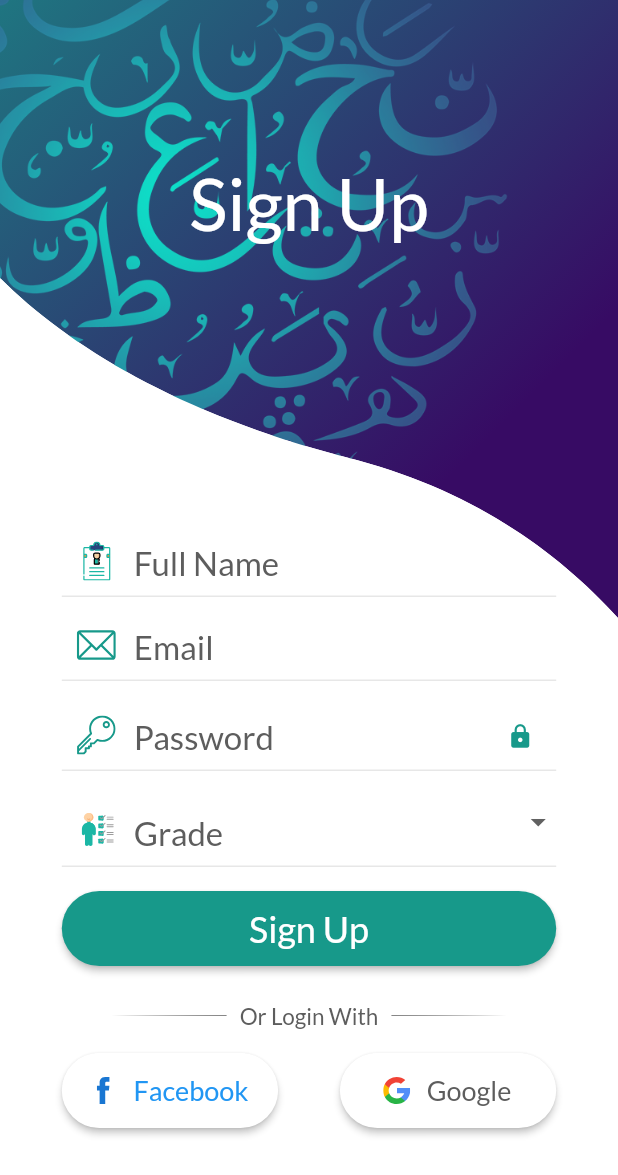
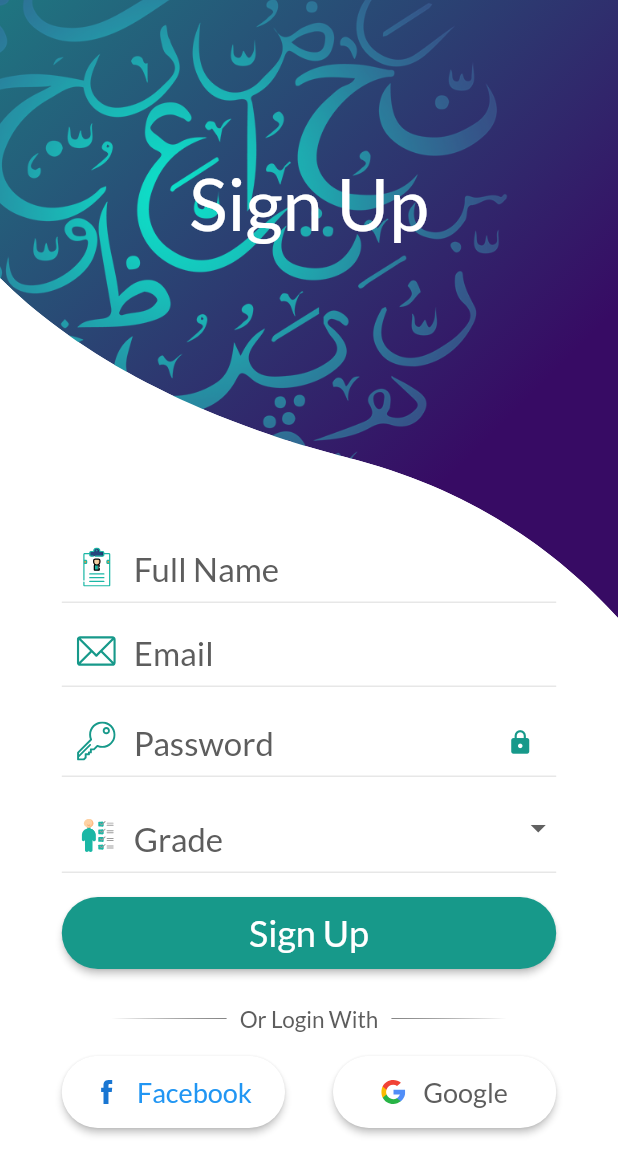
Before and after one commit to PeterAtger/dsp_student_application, a Flutter app: the screen it shows after launch, after a tap on "Sign Up", on a phone screen of 412 x 824 dp. Shown: the top 1175 px of the screen. Run offline on Flutter 3.47's test engine with Material 2 defaults, Android fonts, the phone set to English and light mode, and no system bars; our stand-ins replace auto_size_text, convex_bottom_bar, flutter_svg; missing offline and left inert: adobe_xd, auto_size_text_field.

Commit message:
Fixed Button Sizes / Layout

```diff
--- a/lib/Presentation/Pages/settings_screen/local_components/QuestionButton.dart
+++ b/lib/Presentation/Pages/settings_screen/local_components/QuestionButton.dart
@@ -13,7 +13,7 @@ class QuestionButton extends StatelessWidget {
   @override
   Widget build(BuildContext context) {
     return Container(
-      height: 52,
+      height: 48,
       width: size.width * 0.8,
       child: TextButton(
         style: ButtonStyle(
--- a/lib/Presentation/Pages/sign/components/button.dart
+++ b/lib/Presentation/Pages/sign/components/button.dart
@@ -20,7 +20,7 @@ class Button extends StatelessWidget {
   @override
   Widget build(BuildContext context) {
     return ConstrainedBox(
-      constraints: BoxConstraints.tightFor(width: size.width * 0.8, height: 50),
+      constraints: BoxConstraints.tightFor(width: size.width * 0.8, height: 48),
       child: ElevatedButton(
         onPressed: this.onButtonPress,
         child: Text(
--- a/lib/Presentation/Pages/sign/components/buttonicon.dart
+++ b/lib/Presentation/Pages/sign/components/buttonicon.dart
@@ -26,14 +26,10 @@ class ButtonIcon extends StatelessWidget {
 
   @override
   Widget build(BuildContext context) {
-    return ConstrainedBox(
-      constraints:
-          BoxConstraints.tightFor(width: size.width * 0.35, height: 50),
-      child: ElevatedButton.icon(
+    return ElevatedButton.icon(
       onPressed: onButtonPress,
       icon: Padding(
-          padding:
-              const EdgeInsets.only(top: 16, left: 0, right: 0, bottom: 16),
+        padding: const EdgeInsets.only(top: 16, left: 0, right: 0, bottom: 16),
         child: Container(
           width: 24,
           height: 24,
@@ -57,7 +53,6 @@ class ButtonIcon extends StatelessWidget {
           ),
         ),
       ),
-      ),
     );
   }
 }
--- a/lib/Presentation/Pages/sign/sign_in.dart
+++ b/lib/Presentation/Pages/sign/sign_in.dart
@@ -89,11 +89,13 @@ class _SignInState extends State<SignIn> {
                     height: 16,
                   ),
                   Container(
+                    height: 48,
                     width: size.width * 0.8,
                     child: Row(
-                      mainAxisAlignment: MainAxisAlignment.center,
                       children: [
-                        ButtonIcon(
+                        Expanded(
+                          flex: 1,
+                          child: ButtonIcon(
                             size: size,
                             text: 'Facebook',
                             icon: 'facebook',
@@ -103,10 +105,13 @@ class _SignInState extends State<SignIn> {
                             frame: AppColors.cWhite,
                             onButtonPress: () {},
                           ),
+                        ),
                         SizedBox(
-                          width: size.width * 0.1,
+                          width: 32,
                         ),
-                        ButtonIcon(
+                        Expanded(
+                          flex: 1,
+                          child: ButtonIcon(
                             size: size,
                             text: 'Google',
                             icon: 'googlee',
@@ -114,6 +119,7 @@ class _SignInState extends State<SignIn> {
                             textcolor: AppColors.cDarkGrey,
                             buttoncolor: AppColors.cWhite,
                             onButtonPress: () {},
+                          ),
                         ),
                       ],
                     ),
--- a/lib/Presentation/Pages/sign/sign_up.dart
+++ b/lib/Presentation/Pages/sign/sign_up.dart
@@ -180,20 +180,29 @@ class _SignUpState extends State<SignUp> {
                     height: 16,
                   ),
                   Container(
+                    height: 48,
                     width: size.width * 0.8,
                     child: Row(
-                      mainAxisAlignment: MainAxisAlignment.spaceBetween,
                       children: [
-                        ButtonIcon(
+                        Expanded(
+                          flex: 1,
+                          child: ButtonIcon(
                             size: size,
                             text: 'Facebook',
                             icon: 'facebook',
                             iconcolor: Colors.blue,
                             textcolor: Colors.blue,
                             buttoncolor: AppColors.cWhite,
+                            frame: AppColors.cWhite,
                             onButtonPress: () {},
                           ),
-                        ButtonIcon(
+                        ),
+                        SizedBox(
+                          width: 32,
+                        ),
+                        Expanded(
+                          flex: 1,
+                          child: ButtonIcon(
                             size: size,
                             text: 'Google',
                             icon: 'googlee',
@@ -201,6 +210,7 @@ class _SignUpState extends State<SignUp> {
                             textcolor: AppColors.cDarkGrey,
                             buttoncolor: AppColors.cWhite,
                             onButtonPress: () {},
+                          ),
                         ),
                       ],
                     ),
```
Lines whose indentation alone changed are shown as unchanged.
